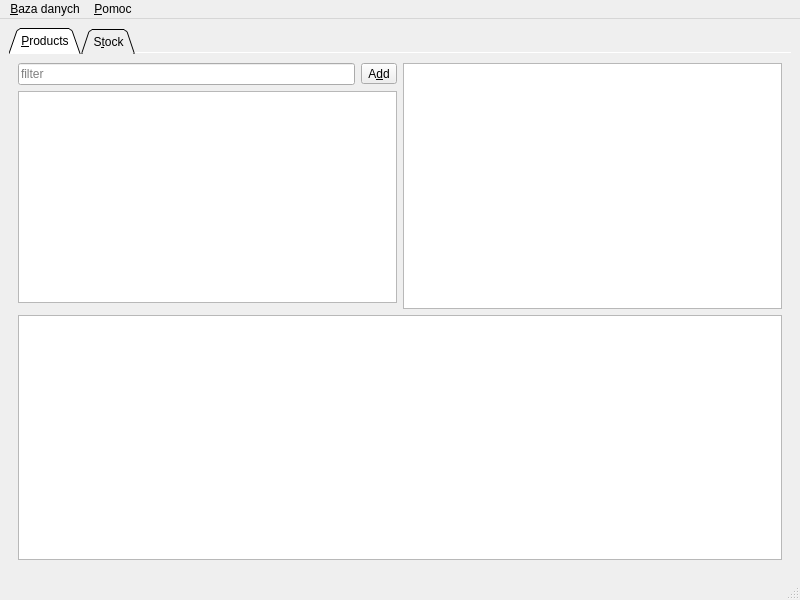
First picture: the form in src/ui/MainWindow.ui, repository wnt-zhp/zarlock-cpp, before the edit.
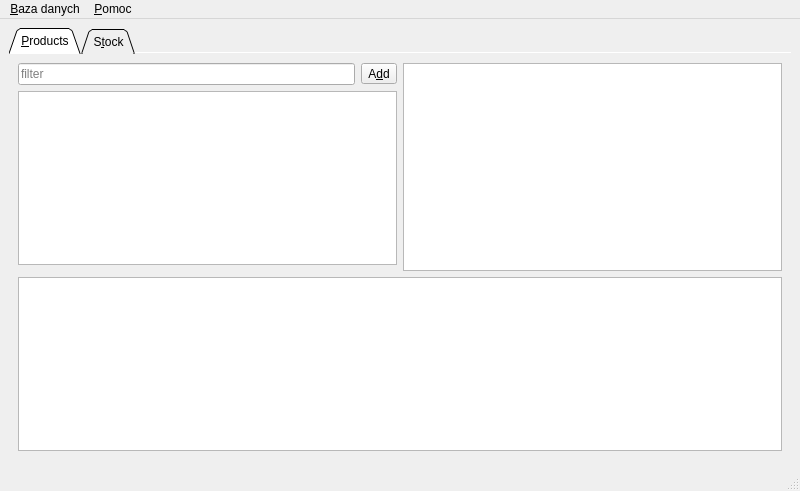
Second picture: the form after the edit. The open tabs and pages were chosen to show the change. Custom widgets are drawn as their Qt base class.

```diff
--- a/src/ui/MainWindow.ui
+++ b/src/ui/MainWindow.ui
@@ -7,7 +7,7 @@
     <x>0</x>
     <y>0</y>
     <width>800</width>
-    <height>600</height>
+    <height>491</height>
    </rect>
   </property>
   <property name="windowTitle">
@@ -79,7 +79,11 @@
          </layout>
         </item>
         <item row="0" column="1">
-         <widget class="QTableWidget" name="tableWidget"/>
+         <widget class="QTableView" name="table_batchbyid">
+          <property name="selectionBehavior">
+           <enum>QAbstractItemView::SelectRows</enum>
+          </property>
+         </widget>
         </item>
        </layout>
       </widget>
```
Left out of the diff: 6 changed lines with no effect on the pictures.
